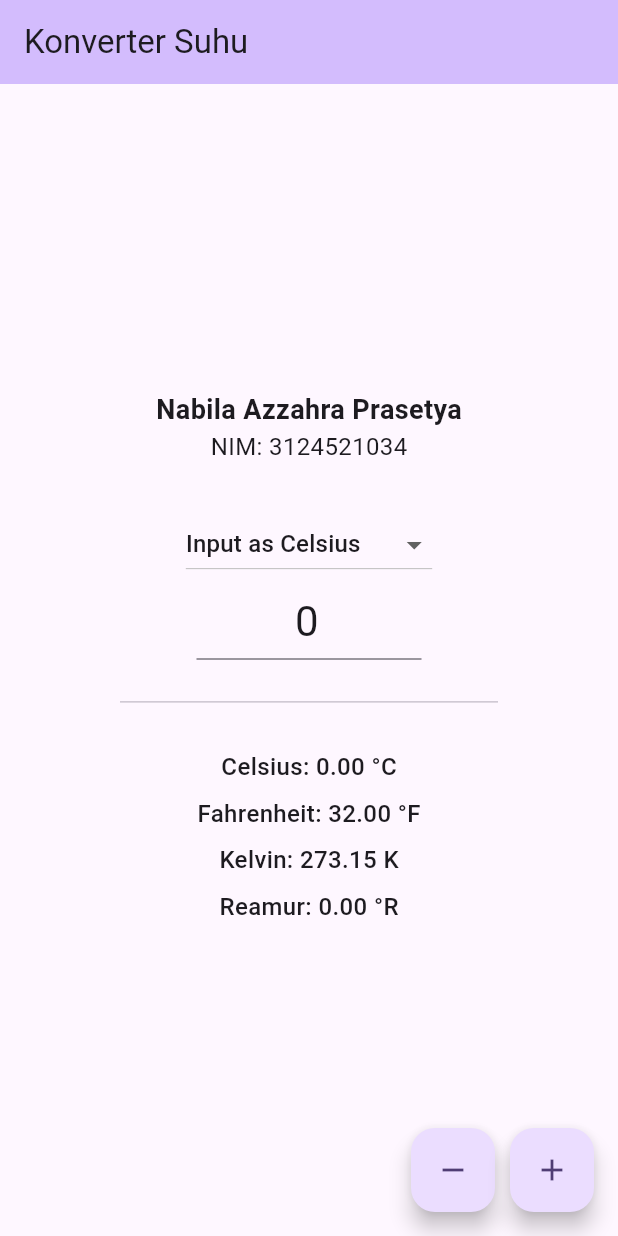
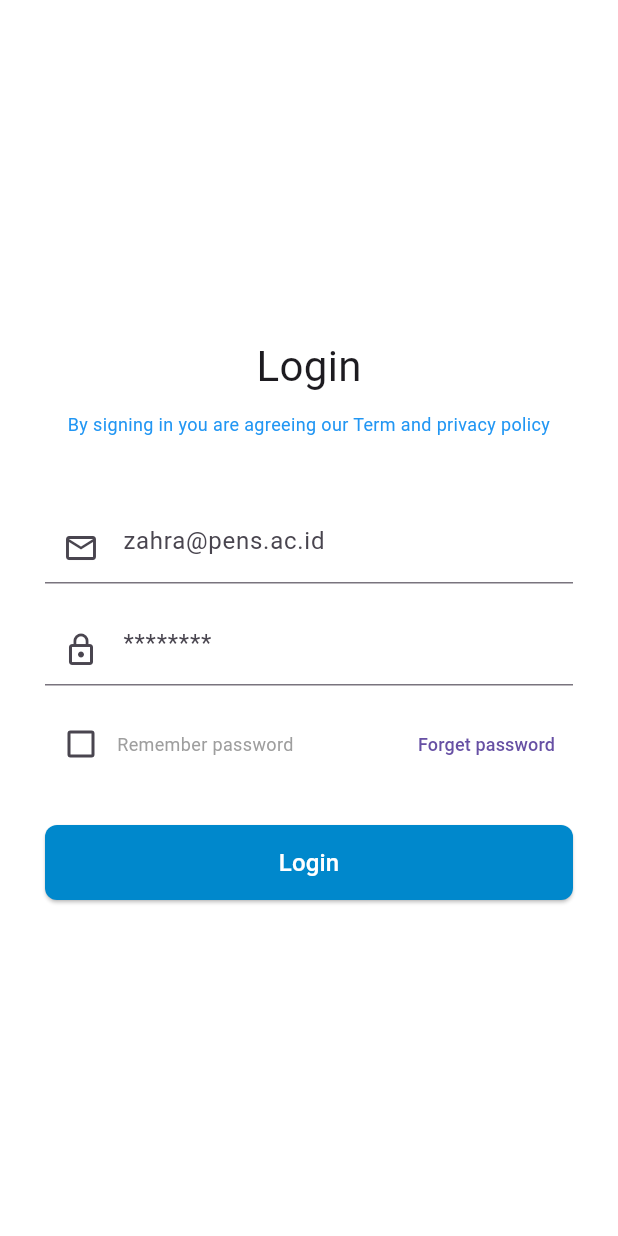
Before and after one commit to nabila-azzahra/Tugas-WPB, a Flutter app: the screen it shows after launch, on a phone screen of 412 x 824 dp. Run offline on Flutter 3.47's test engine with Material 3 defaults, Android fonts, the phone set to English and light mode, and no system bars; our stand-ins replace firebase_auth, firebase_core; accounts and stored records are empty.

Commit message:
Tugas 5 Refactor code dan Tugas 6 tambahan auth flutter

```diff
--- /dev/null
+++ b/lib/auth_service.dart
@@ -0,0 +1,48 @@
+import 'package:flutter/material.dart';
+import 'package:firebase_auth/firebase_auth.dart';
+
+class AuthService extends ChangeNotifier {
+  final FirebaseAuth _auth = FirebaseAuth.instance;
+
+  // Variabel untuk menyimpan pesan error
+  String? _errorMessage;
+  String? get errorMessage => _errorMessage;
+
+  // Stream untuk memantau status login
+  User? get currentUser => _auth.currentUser;
+  bool get isLoggedIn => _auth.currentUser != null;
+
+  // Fungsi Login
+  Future<void> login(String email, String password) async {
+    try {
+      _errorMessage = null; // Reset pesan error
+      await _auth.signInWithEmailAndPassword(
+        email: email,
+        password: password
+      );
+      notifyListeners();
+    } on FirebaseAuthException catch (e) {
+      // Menangkap pesan error dari Firebase (contoh: user-not-found, wrong-password, too-many-requests)
+      _errorMessage = e.message;
+      notifyListeners();
+      // Melempar error kembali agar bisa ditangkap oleh UI (SnackBar)
+      rethrow;
+    } catch (e) {
+      _errorMessage = e.toString();
+      notifyListeners();
+      rethrow;
+    }
+  }
+
+  // Fungsi Logout
+  Future<void> logout() async {
+    await _auth.signOut();
+    notifyListeners();
+  }
+
+  // Fungsi untuk membersihkan pesan error
+  void clearError() {
+    _errorMessage = null;
+    notifyListeners();
+  }
+}
--- /dev/null
+++ b/lib/login_page.dart
@@ -0,0 +1,127 @@
+import 'package:flutter/material.dart';
+import 'package:provider/provider.dart';
+import 'auth_service.dart';
+
+class LoginPage extends StatelessWidget {
+  final TextEditingController _emailController = TextEditingController();
+  final TextEditingController _passwordController = TextEditingController();
+
+  LoginPage({super.key});
+
+  @override
+  Widget build(BuildContext context) {
+    // Menggunakan listen: false karena kita hanya butuh memanggil fungsi login
+    final authService = Provider.of<AuthService>(context, listen: false);
+
+    return Scaffold(
+      backgroundColor: Colors.white,
+      body: Center(
+        child: SingleChildScrollView(
+          padding: const EdgeInsets.symmetric(horizontal: 30),
+          child: Column(
+            mainAxisAlignment: MainAxisAlignment.center,
+            children: [
+              const Text(
+                "Login",
+                style: TextStyle(fontSize: 28, fontWeight: FontWeight.w400),
+              ),
+              const SizedBox(height: 10),
+              const Text(
+                "By signing in you are agreeing our Term and privacy policy",
+                textAlign: TextAlign.center,
+                style: TextStyle(color: Colors.blue, fontSize: 12),
+              ),
+              const SizedBox(height: 50),
+
+              // Input Email
+              TextField(
+                controller: _emailController,
+                decoration: const InputDecoration(
+                  prefixIcon: Icon(Icons.email_outlined),
+                  hintText: "zahra@pens.ac.id",
+                  border: UnderlineInputBorder(),
+                ),
+              ),
+              const SizedBox(height: 20),
+
+              // Input Password
+              TextField(
+                controller: _passwordController,
+                obscureText: true,
+                decoration: const InputDecoration(
+                  prefixIcon: Icon(Icons.lock_outline),
+                  hintText: "********",
+                  border: UnderlineInputBorder(),
+                ),
+              ),
+              const SizedBox(height: 15),
+
+              // Baris Remember Me & Forget Password
+              Row(
+                mainAxisAlignment: MainAxisAlignment.spaceBetween,
+                children: [
+                  Row(
+                    children: [
+                      Checkbox(value: false, onChanged: (val) {}),
+                      const Text("Remember password", style: TextStyle(fontSize: 12, color: Colors.grey)),
+                    ],
+                  ),
+                  TextButton(
+                    onPressed: () {},
+                    child: const Text("Forget password", style: TextStyle(fontSize: 12)),
+                  ),
+                ],
+              ),
+              const SizedBox(height: 30),
+
+              // Tombol Login Gacor
+              SizedBox(
+                width: double.infinity,
+                height: 50,
+                child: ElevatedButton(
+                  onPressed: () async {
+                    try {
+                      await authService.login(
+                        _emailController.text,
+                        _passwordController.text,
+                      );
+
+                      // Berhasil: Munculkan SnackBar hijau
+                      if (context.mounted) {
+                        ScaffoldMessenger.of(context).showSnackBar(
+                          const SnackBar(
+                            content: Text("Login berhasil!"),
+                            backgroundColor: Colors.green,
+                          ),
+                        );
+                      }
+                    } catch (e) {
+                      // Gagal: Munculkan SnackBar hitam sesuai image_2d8fb2.png
+                      if (context.mounted) {
+                        ScaffoldMessenger.of(context).showSnackBar(
+                          SnackBar(
+                            content: Text("Login gagal: ${authService.errorMessage}"),
+                            backgroundColor: Colors.black87,
+                            behavior: SnackBarBehavior.floating,
+                          ),
+                        );
+                      }
+                    }
+                  },
+                  style: ElevatedButton.styleFrom(
+                    backgroundColor: const Color(0xFF0088CC), // Warna biru sesuai gambar
+                    foregroundColor: Colors.white,
+                    shape: RoundedRectangleBorder(
+                      borderRadius: BorderRadius.circular(8),
+                    ),
+                  ),
+                  child: const Text("Login", style: TextStyle(fontSize: 16)),
+                ),
+              ),
+            ],
+          ),
+        ),
+      ),
+    );
+  }
+}
--- a/lib/main.dart
+++ b/lib/main.dart
@@ -1,7 +1,30 @@
 import 'package:flutter/material.dart';
+import 'package:provider/provider.dart';
+import 'package:firebase_core/firebase_core.dart'; // Tambahan untuk Firebase
+import 'firebase_options.dart'; // File hasil konfigurasi flutterfire
+import 'temperature_provider.dart';
+import 'auth_service.dart';
+import 'login_page.dart';
+import 'home_page.dart';
 
-void main() {
-  runApp(const MyApp());
+void main() async {
+  // Wajib ditambahkan untuk inisialisasi async
+  WidgetsFlutterBinding.ensureInitialized();
+
+  // Inisialisasi Firebase menggunakan file konfigurasi kamu
+  await Firebase.initializeApp(
+    options: DefaultFirebaseOptions.currentPlatform,
+  );
+
+  runApp(
+    MultiProvider(
+      providers: [
+        ChangeNotifierProvider(create: (_) => TemperatureProvider()),
+        ChangeNotifierProvider(create: (_) => AuthService()),
+      ],
+      child: const MyApp(),
+    ),
+  );
 }
 
 class MyApp extends StatelessWidget {
@@ -10,163 +33,17 @@ class MyApp extends StatelessWidget {
   @override
   Widget build(BuildContext context) {
     return MaterialApp(
-      title: 'Konverter Suhu Pro',
-      theme: ThemeData(
-        colorScheme: ColorScheme.fromSeed(seedColor: Colors.deepPurple),
-        useMaterial3: true,
-      ),
-      home: const MyHomePage(title: 'Konverter Suhu'),
-    );
-  }
-}
-
-class MyHomePage extends StatefulWidget {
-  const MyHomePage({super.key, required this.title});
-  final String title;
-
-  @override
-  State<MyHomePage> createState() => _MyHomePageState();
-}
-
-class _MyHomePageState extends State<MyHomePage> {
-  final TextEditingController _inputController = TextEditingController(
-    text: "0",
-  );
-  String _selectedUnit = 'Celsius';
-  final List<String> _units = ['Celsius', 'Fahrenheit', 'Kelvin', 'Reamur'];
-
-  // Variabel penampung hasil
-  double _c = 0, _f = 32, _k = 273.15, _r = 0;
-
-  @override
-  void initState() {
-    super.initState();
-    _calculateConversions("0");
-  }
-
-  void _calculateConversions(String value) {
-    double input = double.tryParse(value) ?? 0;
-    double celsius;
-
-    // 1. Konversi dari Satuan Input ke Celsius (Base)
-    switch (_selectedUnit) {
-      case 'Fahrenheit':
-        celsius = (input - 32) * 5 / 9;
-        break;
-      case 'Kelvin':
-        celsius = input - 273.15;
-        break;
-      case 'Reamur':
-        celsius = input * 5 / 4;
-        break;
-      default:
-        celsius = input;
-    }
-
-    // 2. Konversi dari Celsius ke Semua Satuan
-    setState(() {
-      _c = celsius;
-      _f = (celsius * 9 / 5) + 32;
-      _k = celsius + 273.15;
-      _r = celsius * 4 / 5;
-    });
-  }
-
-  void _adjustValue(int delta) {
-    double current = double.tryParse(_inputController.text) ?? 0;
-    double newValue = current + delta;
-    _inputController.text = newValue.toStringAsFixed(0);
-    _calculateConversions(_inputController.text);
-  }
-
-  @override
-  Widget build(BuildContext context) {
-    return Scaffold(
-      appBar: AppBar(
-        backgroundColor: Theme.of(context).colorScheme.inversePrimary,
-        title: Text(widget.title),
-      ),
-      body: Center(
-        child: SingleChildScrollView(
-          child: Column(
-            mainAxisAlignment: MainAxisAlignment.center,
-            children: [
-              const Text(
-                'Nabila Azzahra Prasetya',
-                style: TextStyle(fontSize: 18, fontWeight: FontWeight.bold),
-              ),
-              const Text('NIM: 3124521034', style: TextStyle(fontSize: 16)),
-              const SizedBox(height: 30),
-
-              // Unit Selector (Input Mode)
-              DropdownButton<String>(
-                value: _selectedUnit,
-                items: _units
-                    .map(
-                      (u) => DropdownMenuItem(
-                        value: u,
-                        child: Text("Input as $u"),
-                      ),
-                    )
-                    .toList(),
-                onChanged: (val) {
-                  setState(() => _selectedUnit = val!);
-                  _calculateConversions(_inputController.text);
-                },
-              ),
-
-              // Input Field yang menggantikan Text statis
-              SizedBox(
-                width: 150,
-                child: TextField(
-                  controller: _inputController,
-                  keyboardType: TextInputType.number,
-                  textAlign: TextAlign.center,
-                  style: Theme.of(context).textTheme.headlineMedium,
-                  decoration: const InputDecoration(suffixText: ""),
-                  onChanged: _calculateConversions,
-                ),
-              ),
-
-              const Padding(
-                padding: EdgeInsets.symmetric(vertical: 20),
-                child: Divider(indent: 80, endIndent: 80),
-              ),
-
-              // Output Display Section
-              _buildResultRow("Celsius", _c, "°C"),
-              _buildResultRow("Fahrenheit", _f, "°F"),
-              _buildResultRow("Kelvin", _k, "K"),
-              _buildResultRow("Reamur", _r, "°R"),
-            ],
-          ),
-        ),
-      ),
-      floatingActionButton: Row(
-        mainAxisAlignment: MainAxisAlignment.end,
-        children: [
-          FloatingActionButton(
-            onPressed: () => _adjustValue(-1),
-            tooltip: 'Decrement',
-            child: const Icon(Icons.remove),
-          ),
-          const SizedBox(width: 10),
-          FloatingActionButton(
-            onPressed: () => _adjustValue(1),
-            tooltip: 'Increment',
-            child: const Icon(Icons.add),
-          ),
-        ],
-      ),
-    );
-  }
-
-  Widget _buildResultRow(String label, double value, String unit) {
-    return Padding(
-      padding: const EdgeInsets.symmetric(vertical: 4),
-      child: Text(
-        '$label: ${value.toStringAsFixed(2)} $unit',
-        style: const TextStyle(fontSize: 16, fontWeight: FontWeight.w500),
+      debugShowCheckedModeBanner: false,
+      title: 'Tugas WPB Nabila',
+      home: Consumer<AuthService>(
+        builder: (context, auth, child) {
+          // Perbaikan: Menghapus keyword 'const' agar tidak error saat compile
+          if (auth.isLoggedIn) {
+            return HomePage();
+          } else {
+            return LoginPage();
+          }
+        },
       ),
     );
   }
```
Also changed, not shown: lib/home_page.dart (added, +65 -0 lines), lib/temperature_provider.dart (added, +30 -0 lines), pubspec.yaml (+9 -4 lines), firebase.json (added), lib/firebase_options.dart (added), pubspec.lock, 6 other files.
